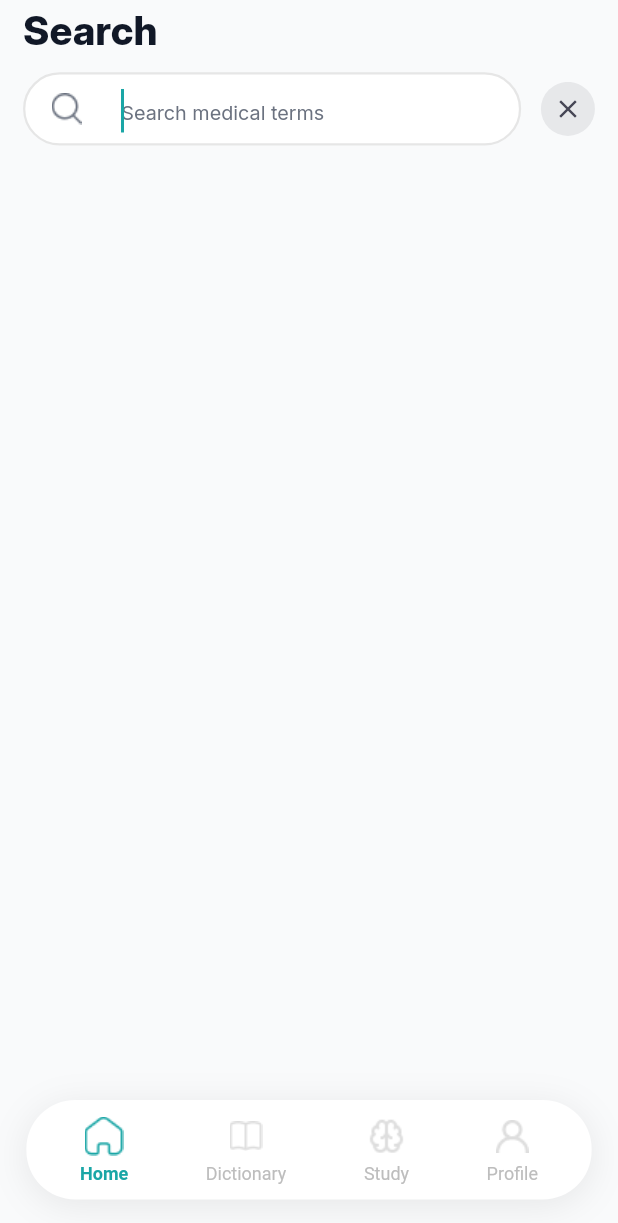
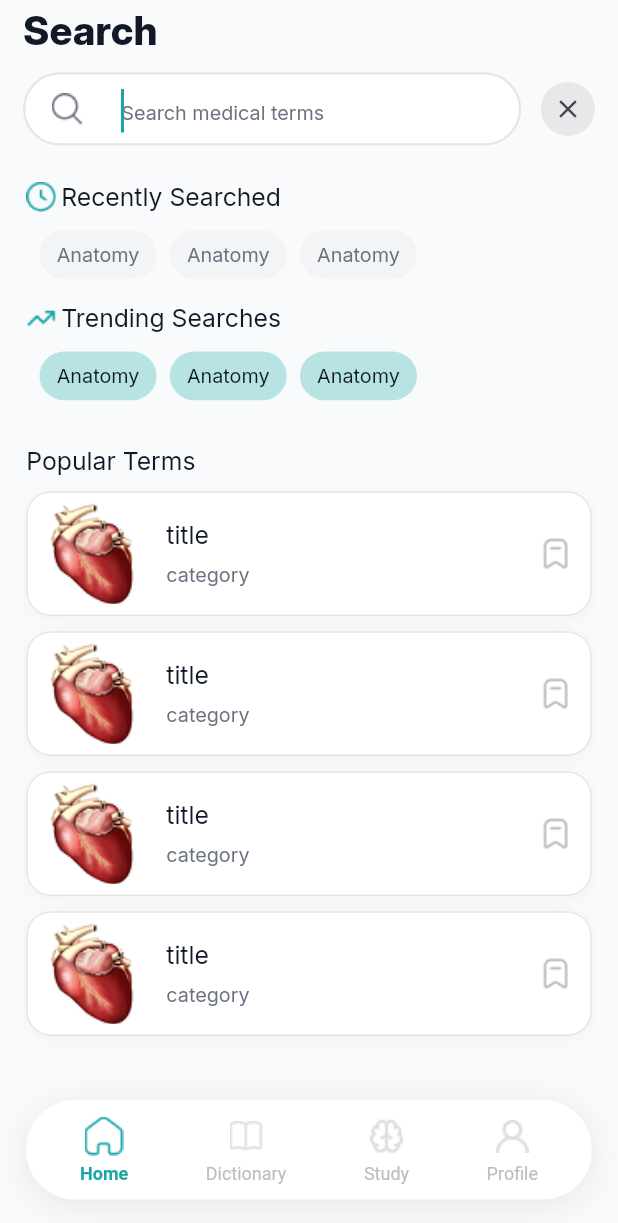
Before and after one commit to YousefSharawy/MedLex, a Flutter app: the HomeView screen opened by its route, after a tap on "Search medical terms", on a phone screen of 412 x 824 dp. Shown: the top 1223 px of the screen. Run offline on Flutter 3.47's test engine with Material 3 defaults, Android fonts, the phone set to English and light mode, and no system bars; our stand-ins replace bloc, cherry_toast, easy_localization, flutter_bloc, flutter_screenutil, flutter_svg and 6 more; accounts and stored records are empty.

Commit message:
Finalize Search Results

```diff
--- a/lib/presentation/home/home_view.dart
+++ b/lib/presentation/home/home_view.dart
@@ -3,7 +3,7 @@ import 'package:transly/presentation/base/components.dart';
 import 'package:transly/presentation/home/widgets/daily_term_card.dart';
 import 'package:transly/presentation/home/widgets/recently_view_item.dart';
 import 'package:transly/presentation/home/widgets/section_header.dart';
-import 'package:transly/presentation/search/presistent_search_bar.dart';
+import 'package:transly/presentation/search/widgets/presistent_search_bar.dart';
 import 'package:transly/presentation/resources/color_manager.dart';
 import 'package:transly/presentation/resources/font_manager.dart';
 import 'package:transly/presentation/resources/style_manager.dart';
@@ -58,7 +58,7 @@ class _HomeViewState extends State<HomeView> {
                     ),
                     SizedBox(height: AppHeight.s6),
                     Padding(
-                      padding:  EdgeInsets.symmetric(horizontal:AppWidth.s2),
+                      padding: EdgeInsets.symmetric(horizontal: AppWidth.s2),
                       child: Text(
                         'Medical knowledge made visual',
                         style: getRegularStyle(
@@ -124,6 +124,8 @@ class _HomeViewState extends State<HomeView> {
                         title: 'Myocardium',
                         category: 'Cardiology',
                       ),
+
+                      SizedBox(height: AppHeight.s100),
                     ],
                   ),
                 ),
--- a/lib/presentation/resources/assets_manager.dart
+++ b/lib/presentation/resources/assets_manager.dart
@@ -21,6 +21,7 @@ class IconAssets {
   static const String clockIcon = '$ICON_PATH/clock.png';
   static const String volumeUp = '$ICON_PATH/volumeup.png';
   static const String bookmark = '$ICON_PATH/bookmark.png';
+  static const String trending = '$ICON_PATH/trending.png';
 }
 
 class DemoAssets {}
--- a/lib/presentation/resources/color_manager.dart
+++ b/lib/presentation/resources/color_manager.dart
@@ -19,8 +19,8 @@ class ColorManager {
   static const Color darkPrimary = Color(0xff0C092A);
 
   static const tealSoft = Color(0XFFB8E3E3);
+  static const lightGrey = Color(0XFFF3F4F6);
 
-  static const lightGrey = Color(0XFFE5E7EB);
   static const grey = Color(0xff464655);
   static const divider = Color(0xffECEDF3);
 
--- a/lib/presentation/search/search_view.dart
+++ b/lib/presentation/search/search_view.dart
@@ -1,15 +1,80 @@
 import 'package:flutter/material.dart';
+import 'package:transly/presentation/home/widgets/recently_view_item.dart';
+import 'package:transly/presentation/home/widgets/section_header.dart';
+import 'package:transly/presentation/resources/assets_manager.dart';
+import 'package:transly/presentation/resources/color_manager.dart';
+import 'package:transly/presentation/resources/font_manager.dart';
+import 'package:transly/presentation/resources/style_manager.dart';
+import 'package:transly/presentation/resources/values_manager.dart';
+import 'package:transly/presentation/search/widgets/recently_searched_item.dart';
+import 'package:transly/presentation/search/widgets/trending_search_item.dart';
 
 class SearchView extends StatelessWidget {
   const SearchView({super.key});
 
   @override
   Widget build(BuildContext context) {
-    return Column(
-      crossAxisAlignment: CrossAxisAlignment.start,
-      children: [
+    return SingleChildScrollView(
+      padding: EdgeInsets.symmetric(horizontal: AppWidth.s2),
+      child: Column(
+        crossAxisAlignment: CrossAxisAlignment.start,
+        children: [
+          SectionHeader(
+            iconPath: IconAssets.clockIcon,
+            title: 'Recently Searched',
+          ),
+          SizedBox(height: AppHeight.s12),
+          SizedBox(
+            height: AppHeight.s32,
+            child: ListView.builder(
+              scrollDirection: Axis.horizontal,
+              itemCount: 3,
+              itemBuilder: (_, int index) {
+                return RecentlySearchedItem(label: 'Anatomy');
+              },
+            ),
+          ),
 
-      ],
+          SizedBox(height: AppHeight.s16),
+          SectionHeader(
+            iconPath: IconAssets.trending,
+            title: 'Trending Searches',
+          ),
+          SizedBox(height: AppHeight.s12),
+          SizedBox(
+            height: AppHeight.s32,
+            child: ListView.builder(
+              scrollDirection: Axis.horizontal,
+              itemCount: 3,
+              itemBuilder: (_, int index) {
+                return TrendingSearchItem(label: 'Anatomy');
+              },
+            ),
+          ),
+
+          SizedBox(height: AppHeight.s30),
+          Text(
+            "Popular Terms",
+            style: getRegularStyle(
+              fontFamily: FontConstants.interFamily,
+              fontSize: FontSize.s15,
+              color: ColorManager.primaryText,
+            ),
+          ),
+          SizedBox(height: AppHeight.s10),
+          RecentlyViewedItem(title: "title", category: "category"),
+          SizedBox(height: AppHeight.s10),
+
+          RecentlyViewedItem(title: "title", category: "category"),
+          SizedBox(height: AppHeight.s10),
+
+          RecentlyViewedItem(title: "title", category: "category"),
+          SizedBox(height: AppHeight.s10),
+            RecentlyViewedItem(title: "title", category: "category"),
+
+          SizedBox(height: AppHeight.s100,)
+        ],
+      ),
     );
   }
 }
--- /dev/null
+++ b/lib/presentation/search/widgets/recently_searched_item.dart
@@ -0,0 +1,34 @@
+import 'package:flutter/material.dart';
+import 'package:transly/presentation/resources/color_manager.dart';
+import 'package:transly/presentation/resources/font_manager.dart';
+import 'package:transly/presentation/resources/style_manager.dart';
+import 'package:transly/presentation/resources/values_manager.dart';
+
+class RecentlySearchedItem extends StatelessWidget {
+  const RecentlySearchedItem({required this.label, super.key});
+  final String label;
+
+  @override
+  Widget build(BuildContext context) {
+    return Container(
+      margin: EdgeInsets.only(left: AppWidth.s8),
+      decoration: BoxDecoration(
+        color: ColorManager.lightGrey,
+        borderRadius: BorderRadius.circular(AppRadius.s32),
+      ),
+      width: AppWidth.s71,
+      height: AppHeight.s32,
+      child: Center(
+        child: Text(
+          label,
+          textAlign: TextAlign.center,
+          style: getRegularStyle(
+            fontSize: FontSize.s12,
+            fontFamily: FontConstants.interFamily,
+            color: ColorManager.secondaryText,
+          ),
+        ),
+      ),
+    );
+  }
+}
--- /dev/null
+++ b/lib/presentation/search/widgets/trending_search_item.dart
@@ -0,0 +1,34 @@
+import 'package:flutter/material.dart';
+import 'package:transly/presentation/resources/color_manager.dart';
+import 'package:transly/presentation/resources/font_manager.dart';
+import 'package:transly/presentation/resources/style_manager.dart';
+import 'package:transly/presentation/resources/values_manager.dart';
+
+class TrendingSearchItem extends StatelessWidget {
+  const TrendingSearchItem({super.key, required this.label});
+  final String label;
+  @override
+  Widget build(BuildContext context) {
+    return Container(
+      margin: EdgeInsets.only(left: AppWidth.s8),
+
+      decoration: BoxDecoration(
+        color: ColorManager.tealSoft,
+        borderRadius: BorderRadius.circular(AppRadius.s32),
+      ),
+      width: AppWidth.s71,
+      height: AppHeight.s32,
+      child: Center(
+        child: Text(
+          label,
+          textAlign: TextAlign.center,
+          style: getRegularStyle(
+            fontSize: FontSize.s12,
+            fontFamily: FontConstants.interFamily,
+            color: ColorManager.primaryText,
+          ),
+        ),
+      ),
+    );
+  }
+}
```
Also changed, not shown: assets/icons/trending.png (added), lib/presentation/search/widgets/presistent_search_bar.dart (renamed from lib/presentation/search/presistent_search_bar.dart).
